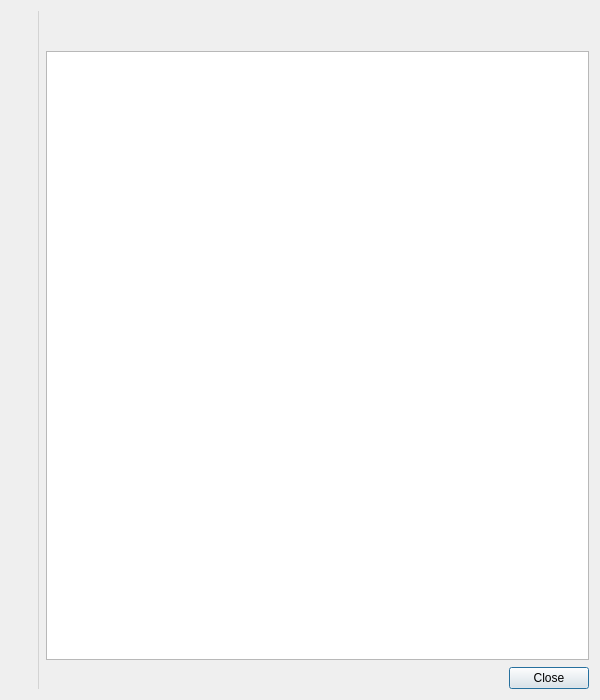
Before: the Qt Designer form src/dialogs/about.ui in strawberrymusicplayer/strawberry, drawn with Qt 5.
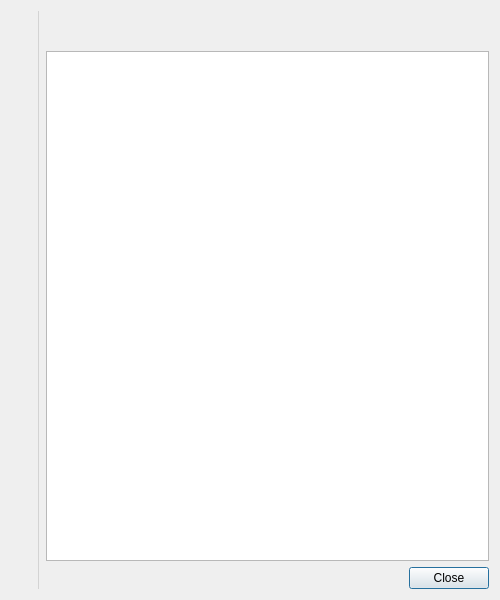
After: the same form once the commit is applied. Icons and pictures are not drawn.

Diff of the .ui file:
```diff
--- a/src/dialogs/about.ui
+++ b/src/dialogs/about.ui
@@ -6,8 +6,8 @@
    <rect>
     <x>0</x>
     <y>0</y>
-    <width>600</width>
-    <height>700</height>
+    <width>500</width>
+    <height>600</height>
    </rect>
   </property>
   <property name="maximumSize">
@@ -139,6 +139,12 @@
          <property name="sizeType">
           <enum>QSizePolicy::Minimum</enum>
          </property>
+         <property name="sizeHint" stdset="0">
+          <size>
+           <width>0</width>
+           <height>0</height>
+          </size>
+         </property>
         </spacer>
        </item>
        <item>
```
